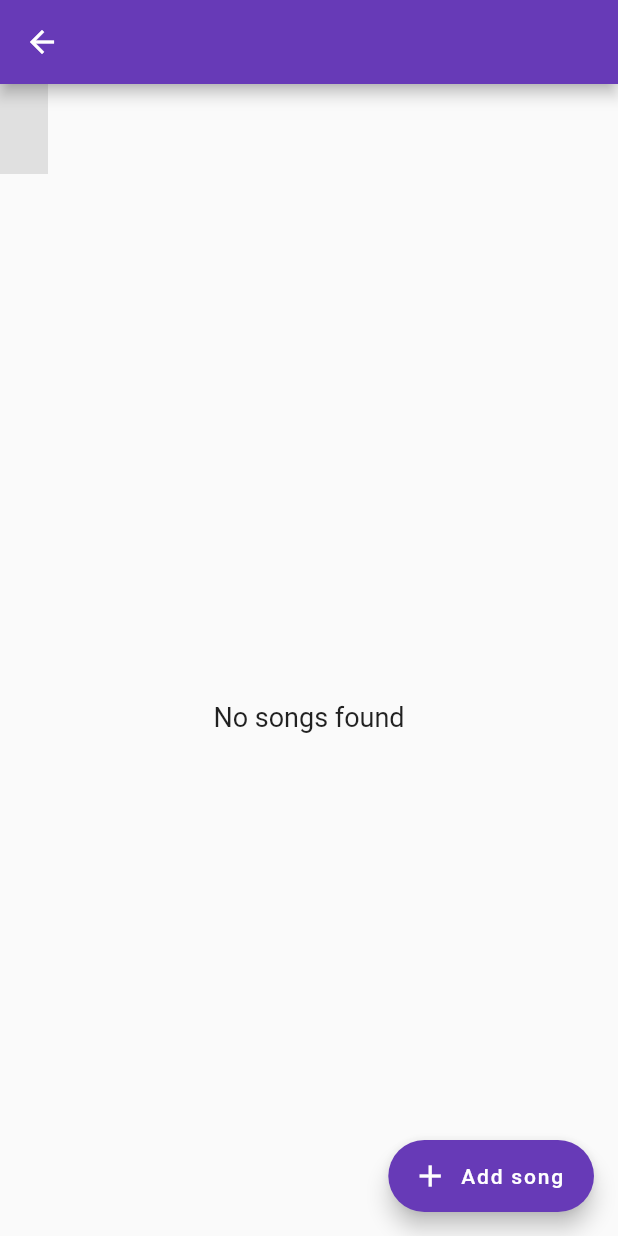
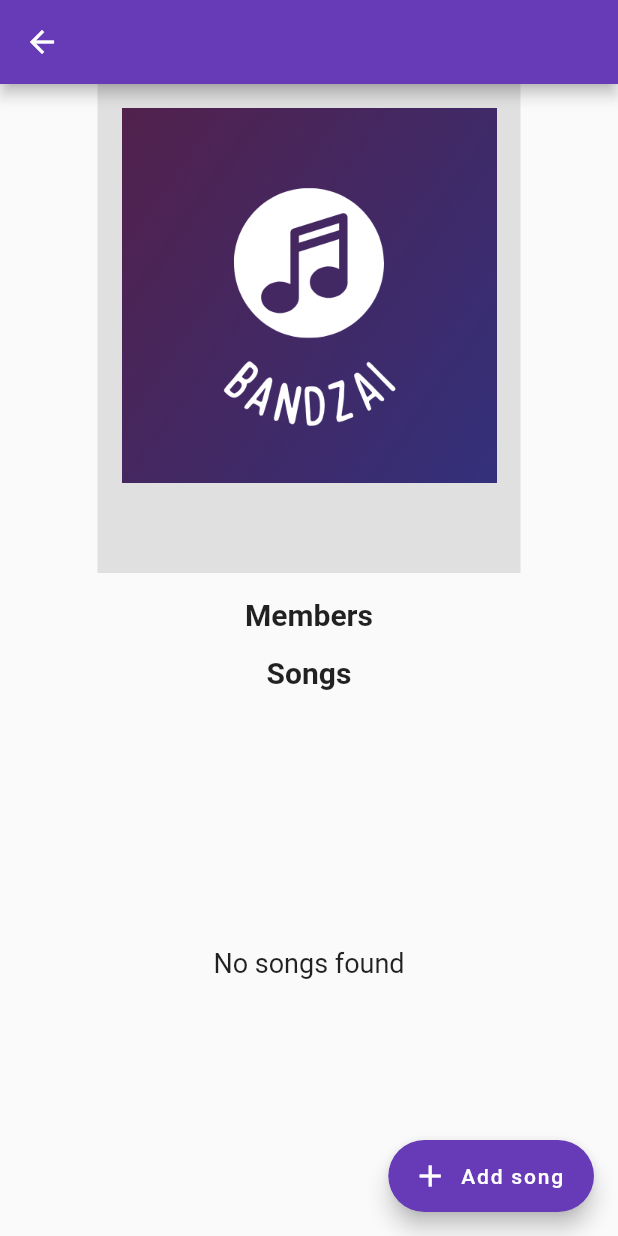
Before and after one commit to Lovyania/assignment4.2, a Flutter app: the BandDetailsScreen screen opened directly with empty values, on a phone screen of 412 x 824 dp. Run offline on Flutter 3.47's test engine with Material 2 defaults, Android fonts, the phone set to English and light mode, and no system bars; our stand-ins replace sqflite; accounts and stored records are empty.

Commit message:
added placeholders for the mean time

```diff
--- a/lib/screens/banddetailscreen.dart
+++ b/lib/screens/banddetailscreen.dart
@@ -42,18 +42,38 @@ class _BandDetailsScreenState extends State<BandDetailsScreen> {
         title: Text(widget.band.name),
       ),
       body: Column(
-        crossAxisAlignment: CrossAxisAlignment.start,
+        crossAxisAlignment: CrossAxisAlignment.center,
         children: [
           Container(
             padding: const EdgeInsets.all(16),
             color: Colors.grey[300],
-            child: Text(
+            child: Column(
+              crossAxisAlignment: CrossAxisAlignment.center,
+              children: [
+              Image.asset(
+              'assets/images/logo.png',
+              width: 250,
+              height: 250,
+            ),
+            const SizedBox(height: 16),
+            Text(
               widget.band.genre,
               style: const TextStyle(fontSize: 24, fontWeight: FontWeight.bold),
             ),
+           ],
+          ),
+         ),
+          const SizedBox(height: 16),
+          const Text(
+            'Members',
+            style: const TextStyle(fontSize: 20, fontWeight: FontWeight.bold),
           ),
           const SizedBox(height: 16),
-          Expanded(
+          const Text(
+            'Songs',
+            style: const TextStyle(fontSize: 20, fontWeight: FontWeight.bold),
+          ),
+         Expanded(
             child: FutureBuilder<List<Song>>(
               future: _songsFuture,
               builder: (context, snapshot) {
```
